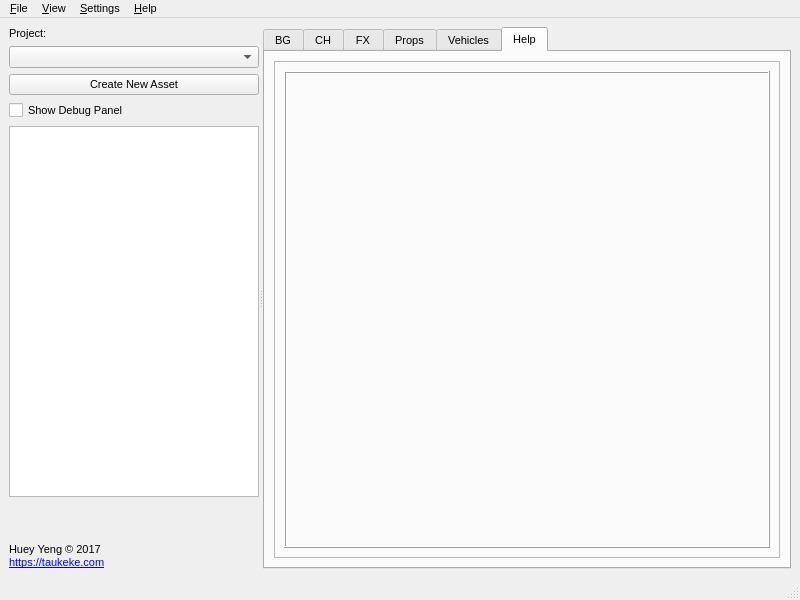
Qt form ui/main.ui (hueyyeng/AssetsBrowser) before a commit.
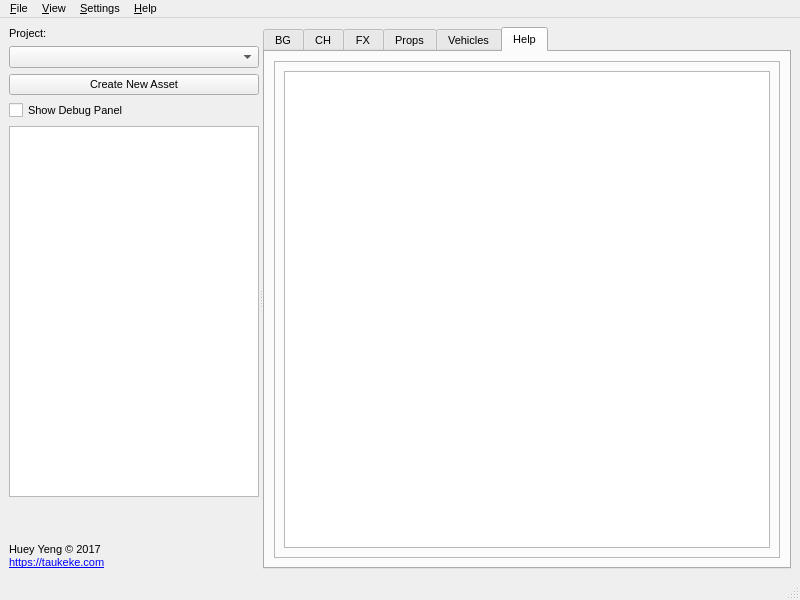
The same form after that commit. The open tabs and pages were chosen to show the change.

Commit message:
Minor UI Size Tweak and ui_help.py for Help HTML
- ui_help.py generate new HTML with replaced IMG path for easier HTML
  authoring in WYSIWYG HTML editor

The edit to the form file:
```diff
--- a/ui/main.ui
+++ b/ui/main.ui
@@ -282,23 +282,8 @@
            </property>
            <layout class="QHBoxLayout" name="horizontalLayout">
             <item>
-             <widget class="QLabel" name="labelHelp">
-              <property name="frameShape">
-               <enum>QFrame::Box</enum>
-              </property>
-              <property name="frameShadow">
-               <enum>QFrame::Raised</enum>
-              </property>
-              <property name="lineWidth">
-               <number>1</number>
-              </property>
-              <property name="text">
-               <string>&lt;html&gt;&lt;head/&gt;&lt;body&gt;&lt;p&gt;&lt;br/&gt;&lt;/p&gt;&lt;/body&gt;&lt;/html&gt;</string>
-              </property>
-              <property name="alignment">
-               <set>Qt::AlignLeading|Qt::AlignLeft|Qt::AlignTop</set>
-              </property>
-              <property name="wordWrap">
+             <widget class="QTextBrowser" name="textBrowserHelp">
+              <property name="openExternalLinks">
                <bool>true</bool>
               </property>
              </widget>
```
Left out of the diff: 5 changed lines with no effect on the pictures. The commit also changes 4 other files.
